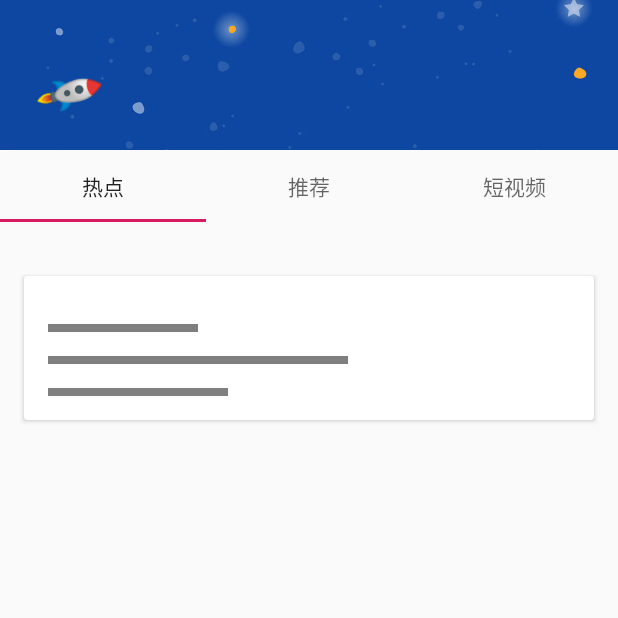
After one commit to yangqi1024/Android-Animation, an Android app: the ViewPagerMotionActivity screen opened directly, with no data from a screen before it, on a phone screen of 412 x 824 dp, the top half of it. The commit adds this screen. Run offline under Robolectric (Android 15) with nearby library versions, the phone set to English and light mode, and no system bars; our stand-ins replace data binding.

Commit message:
feat:新增ViewPager联动动效

```diff
--- a/app/src/main/AndroidManifest.xml
+++ b/app/src/main/AndroidManifest.xml
@@ -12,6 +12,10 @@
         android:roundIcon="@mipmap/ic_launcher_round"
         android:supportsRtl="true"
         android:theme="@style/Theme.AndroidAnimation">
+        <activity
+            android:name=".ui.ViewPagerMotionActivity"
+            android:exported="false"
+            android:theme="@style/Theme.MotionActivity" />
         <activity
             android:name=".ui.MealMonkeyActivity"
             android:exported="false"
--- /dev/null
+++ b/app/src/main/java/cn/itpiggy/animation/adapters/ViewPagerAdapter.kt
@@ -0,0 +1,21 @@
+package cn.itpiggy.animation.adapters
+
+import androidx.fragment.app.Fragment
+import androidx.fragment.app.FragmentManager
+import androidx.fragment.app.FragmentPagerAdapter
+
+class ViewPagerAdapter(fragmentManager: FragmentManager) :
+    FragmentPagerAdapter(fragmentManager, BEHAVIOR_RESUME_ONLY_CURRENT_FRAGMENT) {
+    private val fragmentList = ArrayList<Fragment>()
+    private val titleList = ArrayList<String>()
+    fun addPageFragment(fragment: Fragment, title: String) {
+        fragmentList.add(fragment)
+        titleList.add(title)
+    }
+
+    override fun getPageTitle(position: Int): CharSequence? = titleList.get(position)
+
+    override fun getCount(): Int = fragmentList.size
+
+    override fun getItem(position: Int): Fragment = fragmentList.get(position)
+}
--- a/app/src/main/java/cn/itpiggy/animation/ui/MainActivity.kt
+++ b/app/src/main/java/cn/itpiggy/animation/ui/MainActivity.kt
@@ -55,6 +55,11 @@ class MainActivity : AppCompatActivity() {
             "MealMonkey 登录页示例。",
             MealMonkeyActivity::class.java,
         ),
+        MainAdapter.Row(
+            "ViewPager 联动示例",
+            "ViewPager 和MotionLayout 联动示例。",
+            ViewPagerMotionActivity::class.java,
+        ),
     )
 
     override fun onCreate(savedInstanceState: Bundle?) {
--- /dev/null
+++ b/app/src/main/java/cn/itpiggy/animation/ui/ViewPagerMotionActivity.kt
@@ -0,0 +1,63 @@
+package cn.itpiggy.animation.ui
+
+import androidx.appcompat.app.AppCompatActivity
+import android.os.Bundle
+import android.util.Log
+import android.view.LayoutInflater
+import android.view.View
+import android.view.ViewGroup
+import androidx.databinding.DataBindingUtil
+import androidx.fragment.app.Fragment
+import androidx.viewpager.widget.ViewPager
+import androidx.viewpager.widget.ViewPager.OnPageChangeListener
+import cn.itpiggy.animation.R
+import cn.itpiggy.animation.adapters.ViewPagerAdapter
+import cn.itpiggy.animation.databinding.ActivityViewPagerMotionBinding
+
+class ViewPagerMotionActivity : AppCompatActivity() {
+    override fun onCreate(savedInstanceState: Bundle?) {
+        super.onCreate(savedInstanceState)
+        setContentView(R.layout.activity_view_pager_motion)
+        DataBindingUtil.setContentView<ActivityViewPagerMotionBinding>(
+            this,
+            R.layout.activity_view_pager_motion
+        ).apply {
+            val adapter = ViewPagerAdapter(supportFragmentManager)
+            adapter.addPageFragment(PageFragment(), "热点")
+            adapter.addPageFragment(PageFragment(), "推荐")
+            adapter.addPageFragment(PageFragment(), "短视频")
+            viewpager.adapter = adapter
+            tabs.setupWithViewPager(viewpager)
+            viewpager.addOnPageChangeListener(object : OnPageChangeListener {
+                override fun onPageScrolled(
+                    position: Int,
+                    positionOffset: Float,
+                    positionOffsetPixels: Int
+                ) {
+                    Log.d(
+                        "ViewPagerMotionActivity",
+                        "position:$position,positionOffset:$positionOffset"
+                    )
+                    val progress = (position + positionOffset) / (adapter.count - 1)
+                    flBg.progress = progress
+                }
+
+                override fun onPageSelected(position: Int) {
+                }
+
+                override fun onPageScrollStateChanged(state: Int) {
+                }
+            })
+        }
+    }
+}
+
+class PageFragment : Fragment() {
+    override fun onCreateView(
+        inflater: LayoutInflater,
+        container: ViewGroup?,
+        savedInstanceState: Bundle?
+    ): View? {
+        return inflater.inflate(R.layout.layout_page, container, false)
+    }
+}
--- /dev/null
+++ b/app/src/main/res/layout/activity_view_pager_motion.xml
@@ -0,0 +1,71 @@
+<?xml version="1.0" encoding="utf-8"?>
+<layout xmlns:android="http://schemas.android.com/apk/res/android"
+    xmlns:app="http://schemas.android.com/apk/res-auto"
+    xmlns:tools="http://schemas.android.com/tools">
+
+    <data>
+
+    </data>
+
+    <androidx.constraintlayout.widget.ConstraintLayout
+        android:layout_width="match_parent"
+        android:layout_height="match_parent">
+
+        <androidx.constraintlayout.motion.widget.MotionLayout
+            android:id="@+id/fl_bg"
+            android:layout_width="0dp"
+            android:layout_height="100dp"
+            app:layout_constraintEnd_toEndOf="parent"
+            app:layout_constraintStart_toStartOf="parent"
+            app:layoutDescription="@xml/activity_view_pager_motion_scene"
+            app:layout_constraintTop_toTopOf="parent">
+
+            <ImageView
+                android:id="@+id/iv_background"
+                android:layout_width="0dp"
+                android:layout_height="300dp"
+                android:contentDescription="TODO"
+                android:scaleType="centerCrop"
+                app:layout_constraintBottom_toBottomOf="parent"
+                app:layout_constraintEnd_toEndOf="parent"
+                app:layout_constraintStart_toStartOf="parent"
+                app:srcCompat="@drawable/rocket_background" />
+
+            <TextView
+                android:id="@+id/tv_ship_emoji"
+                android:layout_width="wrap_content"
+                android:layout_height="wrap_content"
+                android:rotation="30"
+                android:text="@string/rocket_emoji"
+                android:textAppearance="@style/TextAppearance.MaterialComponents.Headline4"
+                android:textColor="#fff"
+                app:layout_constraintBottom_toBottomOf="parent"
+                app:layout_constraintEnd_toEndOf="parent"
+                app:layout_constraintHorizontal_bias="0.07"
+                app:layout_constraintStart_toStartOf="parent"
+                app:layout_constraintTop_toTopOf="parent"
+                app:layout_constraintVertical_bias="0.7" />
+        </androidx.constraintlayout.motion.widget.MotionLayout>
+
+
+        <com.google.android.material.tabs.TabLayout
+            android:id="@+id/tabs"
+            android:layout_width="0dp"
+            android:layout_height="wrap_content"
+            app:layout_constraintEnd_toEndOf="parent"
+            app:layout_constraintStart_toStartOf="parent"
+            app:layout_constraintTop_toBottomOf="@+id/fl_bg"
+            tools:ignore="SpeakableTextPresentCheck" />
+
+        <androidx.viewpager.widget.ViewPager
+            android:id="@+id/viewpager"
+            android:layout_width="0dp"
+            android:layout_height="0dp"
+            app:layout_constraintBottom_toBottomOf="parent"
+            app:layout_constraintEnd_toEndOf="parent"
+            app:layout_constraintStart_toStartOf="parent"
+            app:layout_constraintTop_toBottomOf="@+id/tabs" />
+
+
+    </androidx.constraintlayout.widget.ConstraintLayout>
+</layout>
--- /dev/null
+++ b/app/src/main/res/layout/layout_page.xml
@@ -0,0 +1,12 @@
+<?xml version="1.0" encoding="utf-8"?>
+<LinearLayout xmlns:android="http://schemas.android.com/apk/res/android"
+    android:layout_width="match_parent"
+    android:layout_height="match_parent"
+    android:orientation="vertical">
+
+    <Space
+        android:layout_width="match_parent"
+        android:layout_height="20dp" />
+
+    <include layout="@layout/layout_loading_card" />
+</LinearLayout>
--- a/app/src/main/res/values/strings.xml
+++ b/app/src/main/res/values/strings.xml
@@ -119,4 +119,5 @@
     <string name="title_home">Home</string>
     <string name="title_dashboard">Dashboard</string>
     <string name="title_notifications">Notifications</string>
+    <string name="rocket_emoji">🚀</string>
 </resources>
--- /dev/null
+++ b/app/src/main/res/xml/activity_view_pager_motion_scene.xml
@@ -0,0 +1,59 @@
+<?xml version="1.0" encoding="utf-8"?>
+<MotionScene xmlns:android="http://schemas.android.com/apk/res/android"
+    xmlns:motion="http://schemas.android.com/apk/res-auto">
+
+    <Transition
+        motion:constraintSetEnd="@+id/end"
+        motion:constraintSetStart="@id/start"
+        motion:duration="1000">
+        <KeyFrameSet>
+            <KeyPosition
+                motion:framePosition="25"
+                motion:keyPositionType="parentRelative"
+                motion:motionTarget="@+id/tv_ship_emoji"
+                motion:percentY="0.6" />
+            <KeyAttribute
+                android:rotation="22"
+                motion:framePosition="10"
+                motion:motionTarget="@+id/tv_ship_emoji" />
+            <KeyAttribute
+                android:rotation="40"
+                motion:framePosition="50"
+                motion:motionTarget="@+id/tv_ship_emoji" />
+            <KeyPosition
+                motion:framePosition="50"
+                motion:keyPositionType="parentRelative"
+                motion:motionTarget="@+id/tv_ship_emoji"
+                motion:percentY="0.8" />
+
+            <KeyPosition
+                motion:framePosition="50"
+                motion:keyPositionType="deltaRelative"
+                motion:motionTarget="@+id/iv_background"
+                motion:percentY="0.05" />
+        </KeyFrameSet>
+    </Transition>
+
+    <ConstraintSet android:id="@+id/start"></ConstraintSet>
+
+    <ConstraintSet android:id="@+id/end">
+        <Constraint
+            android:id="@+id/tv_ship_emoji"
+            android:layout_width="wrap_content"
+            android:layout_height="wrap_content"
+            android:rotation="-20"
+            motion:layout_constraintBottom_toBottomOf="parent"
+            motion:layout_constraintEnd_toEndOf="parent"
+            motion:layout_constraintHorizontal_bias="0.93"
+            motion:layout_constraintStart_toStartOf="parent"
+            motion:layout_constraintTop_toTopOf="parent"
+            motion:layout_constraintVertical_bias="0.3" />
+        <Constraint
+            android:id="@+id/iv_background"
+            android:layout_width="0dp"
+            android:layout_height="300dp"
+            motion:layout_constraintEnd_toEndOf="parent"
+            motion:layout_constraintStart_toStartOf="parent"
+            motion:layout_constraintTop_toTopOf="parent" />
+    </ConstraintSet>
+</MotionScene>
```
Also changed, not shown: app/src/main/res/drawable/rocket_background.jpg (added), 1 other file.
